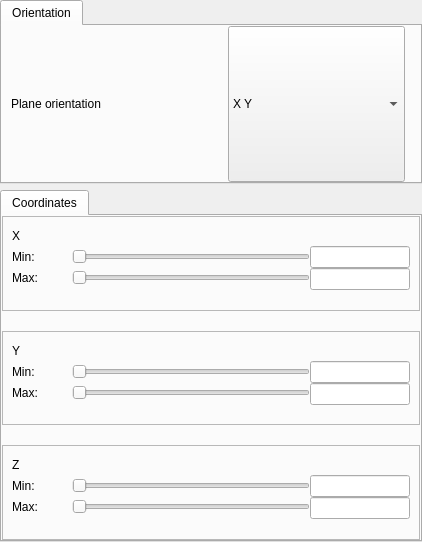
Above: apps/vaporgui/GeometryWidgetGUI.ui from StasJ/vapor-formatted before the change. Below: the same form after it.
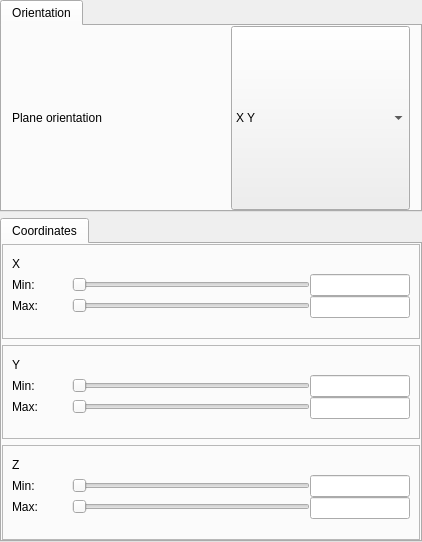
That is the form after the change. Custom widgets are drawn as their Qt base class.

Commit message: GeometryWidget and VariablesWidget now supporting slices

```diff
--- a/apps/vaporgui/GeometryWidgetGUI.ui
+++ b/apps/vaporgui/GeometryWidgetGUI.ui
@@ -60,11 +60,14 @@
        <property name="spacing">
         <number>0</number>
        </property>
+       <property name="leftMargin">
+        <number>10</number>
+       </property>
        <property name="topMargin">
         <number>0</number>
        </property>
        <property name="rightMargin">
-        <number>15</number>
+        <number>10</number>
        </property>
        <property name="bottomMargin">
         <number>0</number>
@@ -162,7 +165,7 @@
       </attribute>
       <layout class="QVBoxLayout" name="verticalLayout_36">
        <property name="spacing">
-        <number>20</number>
+        <number>-1</number>
        </property>
        <property name="sizeConstraint">
         <enum>QLayout::SetDefaultConstraint</enum>
```
The commit also changes 5 other files.
